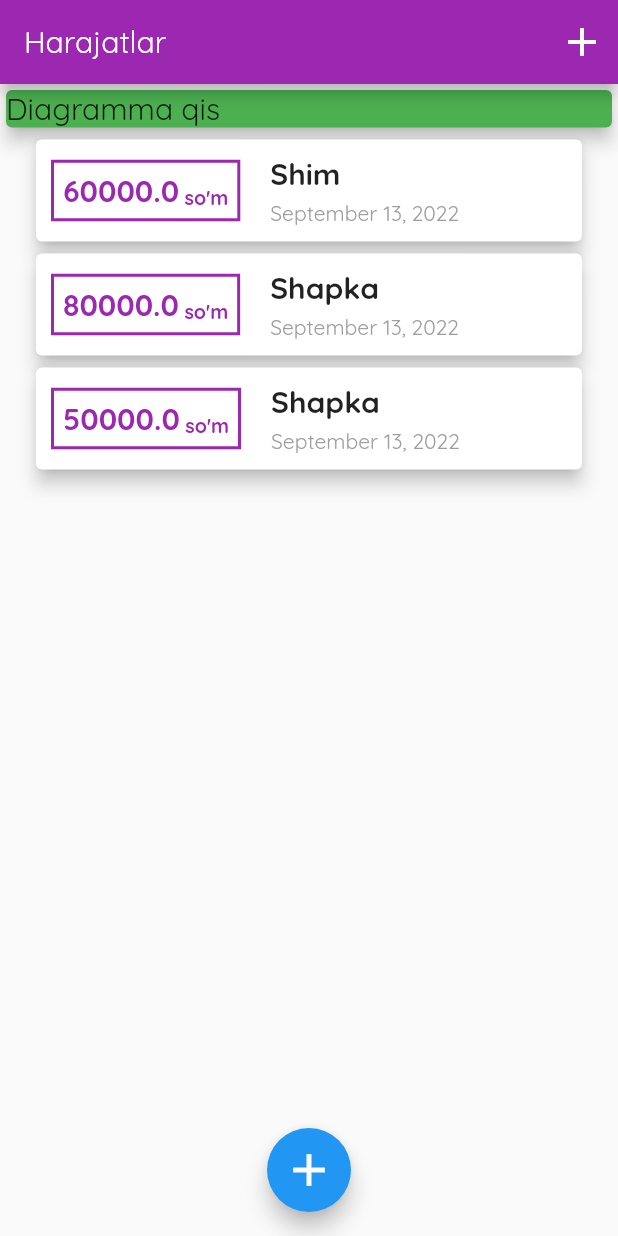
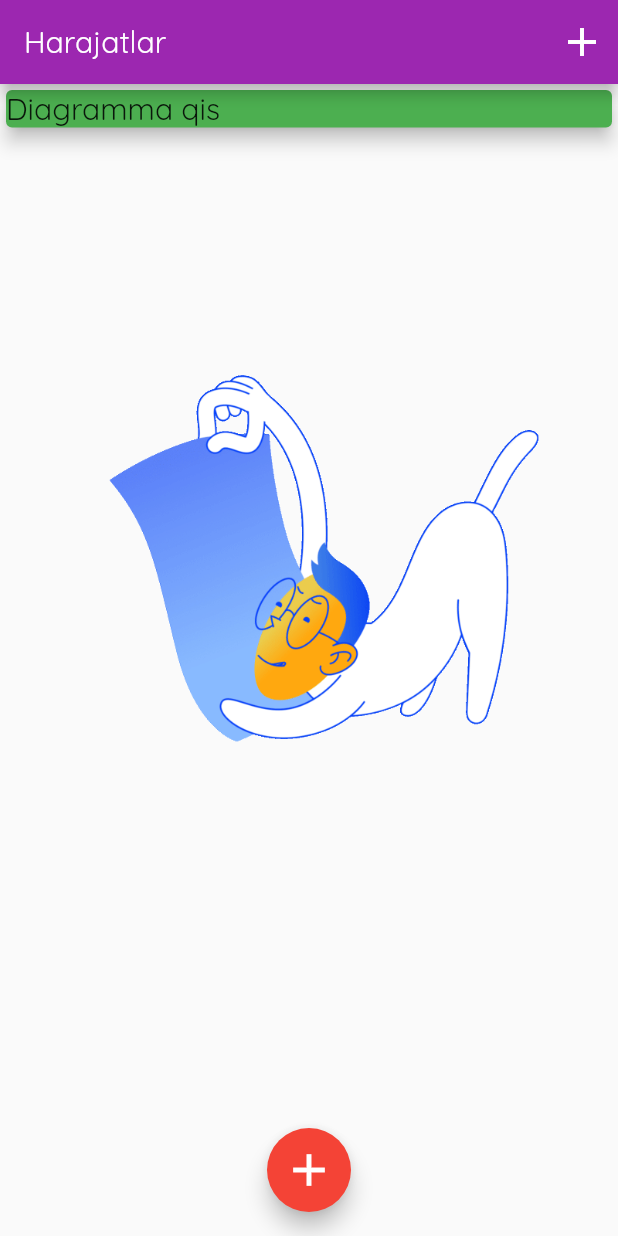
Before and after one commit to Asadbek-IP/expenses, a Flutter app: the screen it shows after launch, on a phone screen of 412 x 824 dp. Run offline on Flutter 3.47's test engine with Material 2 defaults, Android fonts, the phone set to English and light mode, and no system bars.

Commit message:
empty add images

```diff
--- a/lib/main.dart
+++ b/lib/main.dart
@@ -20,8 +20,8 @@ class MyApp extends StatelessWidget {
         appBarTheme: AppBarTheme(
           color: Colors.purple
         ),
-        accentColor: Colors.blue,
-        primarySwatch: Colors.purple
+
+        primarySwatch: Colors.red
       ),
       home: Expenses(),
     );
@@ -36,26 +36,7 @@ class Expenses extends StatefulWidget {
 }
 
 class _ExpensesState extends State<Expenses> {
-  List<Transaction> transactions = [
-    Transaction(
-      id: "123",
-      price: 60000,
-      title: "Shim",
-      date: DateTime.now(),
-    ),
-    Transaction(
-      id: "124",
-      price: 80000,
-      title: "Shapka",
-      date: DateTime.now(),
-    ),
-    Transaction(
-      id: "124",
-      price: 50000,
-      title: "Shapka",
-      date: DateTime.now(),
-    ),
-  ];
+  List<Transaction> transactions = [];
   void _addTransaction(String name, double newprice) {
     setState(() {
       transactions.add(Transaction(
--- a/lib/widgets/transaction_list.dart
+++ b/lib/widgets/transaction_list.dart
@@ -10,8 +10,10 @@ class TrnsactionList extends StatelessWidget {
   Widget build(BuildContext context) {
     return Container(
       height: 550,
-      child: ListView.builder(
+      child:transactions.isEmpty?Image(
 
+        image: AssetImage("assets/images/empty2.gif"),
+      ): ListView.builder(
         physics: BouncingScrollPhysics(),
         itemCount: transactions.length,
           itemBuilder: ((context, index) =>
--- a/pubspec.yaml
+++ b/pubspec.yaml
@@ -18,7 +18,7 @@ publish_to: 'none' # Remove this line if you wish to publish to pub.dev
 version: 1.0.0+1
 
 environment:
-  sdk: ">=2.16.2 <3.0.0"
+  sdk: ">=2.16.2 <3.0.3"
 
 # Dependencies specify other packages that your package needs in order to work.
 # To automatically upgrade your package dependencies to the latest versions
@@ -65,7 +65,8 @@ flutter:
   uses-material-design: true
 
   # To add assets to your application, add an assets section, like this:
-
+  assets:
+    - assets/images/
 
 
   # An image asset can refer to one or more resolution-specific "variants", see
```
Also changed, not shown: assets/images/empty.jpg (added), assets/images/empty2.gif (added).
